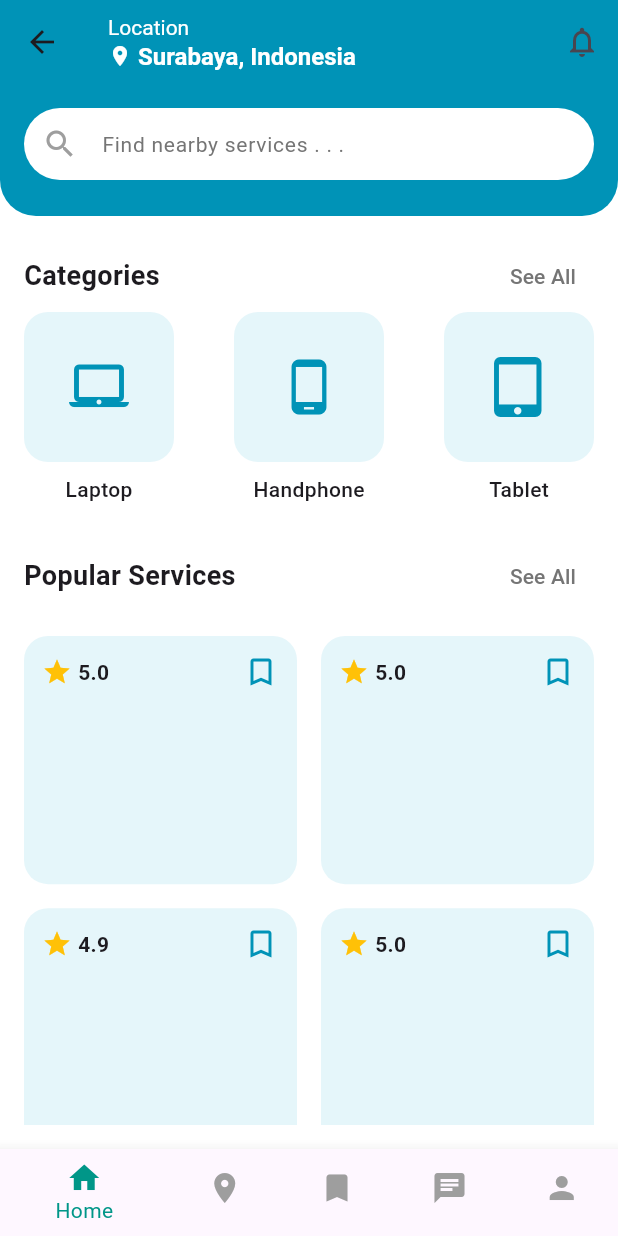
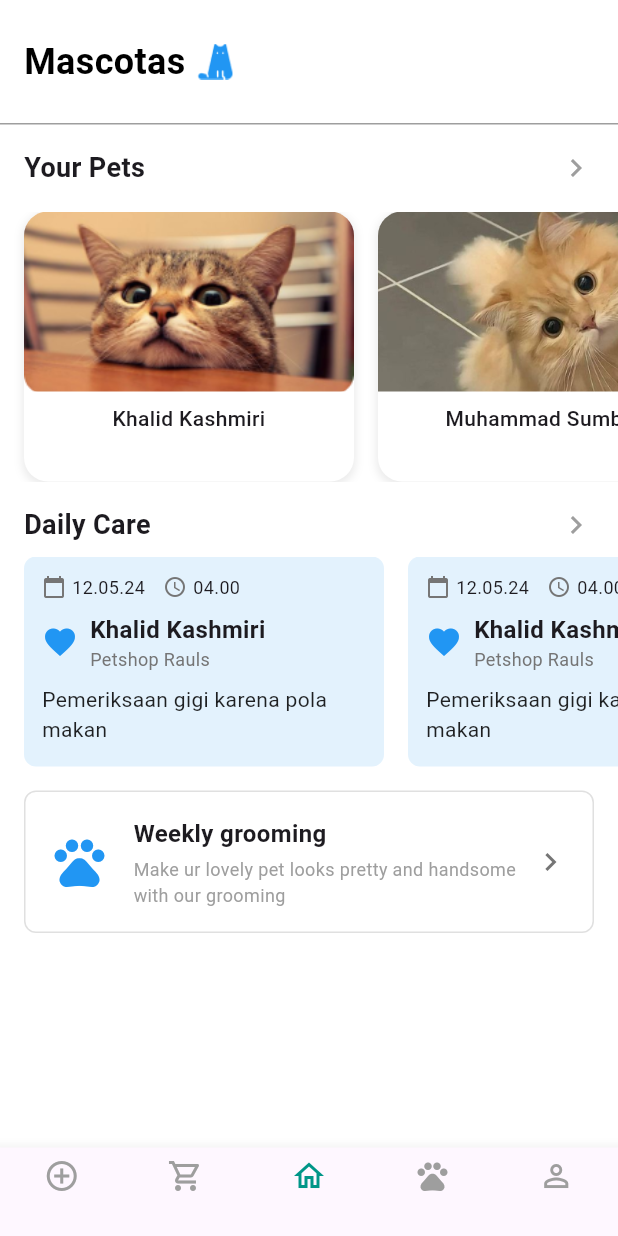
Before and after one commit to reddishowo/mascotas-app, a Flutter app: the HomeView screen opened by its route, on a phone screen of 412 x 824 dp. Run offline on Flutter 3.47's test engine with Material 3 defaults, Android fonts, the phone set to English and light mode, and no system bars; our stand-ins replace get.

Commit message:
added home page and login page

```diff
--- a/lib/app/modules/home/views/home_view.dart
+++ b/lib/app/modules/home/views/home_view.dart
@@ -1,6 +1,6 @@
 import 'package:flutter/material.dart';
 import 'package:get/get.dart';
-import 'package:reparin_mobile/app/modules/navbar/views/navbar_view.dart';
+import '../../navbar/views/navbar_view.dart';
 import '../controllers/home_controller.dart';
 
 class HomeView extends GetView<HomeController> {
@@ -10,230 +10,265 @@ class HomeView extends GetView<HomeController> {
   Widget build(BuildContext context) {
     return Scaffold(
       backgroundColor: Colors.white,
-      appBar: AppBar(
-        elevation: 0,
-        backgroundColor: const Color(0xFF0093B7),
-        title: Column(
+      body: SingleChildScrollView(
+        child: Column(
           crossAxisAlignment: CrossAxisAlignment.start,
           children: [
+            // Custom Header with Mascotas Title
+            Container(
+              padding: const EdgeInsets.symmetric(horizontal: 16, vertical: 24),
+              color: Colors.white,
+              child: Row(
+                children: [
                   const Text(
-              'Location',
+                    'Mascotas',
                     style: TextStyle(
-                fontSize: 14,
-                color: Colors.white,
-                fontWeight: FontWeight.normal,
+                      fontSize: 24,
+                      fontWeight: FontWeight.bold,
+                      color: Colors.black,
                     ),
                   ),
-            Row(
-              children: const [
-                Icon(Icons.location_on, size: 16, color: Colors.white),
-                SizedBox(width: 4),
-                Text(
-                  'Surabaya, Indonesia',
-                  style: TextStyle(
-                    fontSize: 16,
-                    color: Colors.white,
-                    fontWeight: FontWeight.bold,
-                  ),
+                  const SizedBox(width: 8), // Adjust this width for spacing
+                  Image.asset(
+                    'assets/icons/cat_icon.png',
+                    height: 24,
+                    width: 24,
+                    color: Colors.blue,
                   ),
                 ],
               ),
-          ],
             ),
-        actions: [
-          IconButton(
-            icon: const Icon(Icons.notifications_outlined),
-            onPressed: () {},
-          ),
-        ],
-      ),
-      body: Column(
-        crossAxisAlignment: CrossAxisAlignment.start,
-        children: [
-          Container(
-            padding: const EdgeInsets.only(
-              left: 16,
-              right: 16,
-              top: 16,
-              bottom: 24,
-            ),
-            decoration: const BoxDecoration(
-              color: Color(0xFF0093B7),
-              borderRadius: BorderRadius.only(
-                bottomLeft: Radius.circular(24),
-                bottomRight: Radius.circular(24),
-              ),
-            ),
-            child: TextField(
-              decoration: InputDecoration(
-                hintText: 'Find nearby services . . .',
-                hintStyle: TextStyle(
-                  color: Colors.grey[600],
-                  fontSize: 14,
-                ),
-                prefixIcon: const Icon(Icons.search, color: Colors.grey),
-                border: OutlineInputBorder(
-                  borderRadius: BorderRadius.circular(30),
-                  borderSide: BorderSide.none,
-                ),
-                filled: true,
-                fillColor: Colors.white,
-                contentPadding: const EdgeInsets.symmetric(vertical: 12),
-              ),
-            ),
-          ),
-          const SizedBox(height: 16),
+            const Divider(height: 1, color: Colors.grey),
+
+            // "Your Pets" Section
             Padding(
-            padding: const EdgeInsets.symmetric(horizontal: 16),
+              padding: const EdgeInsets.all(16),
               child: Row(
                 mainAxisAlignment: MainAxisAlignment.spaceBetween,
-              children: [
-                const Text(
-                  'Categories',
+                children: const [
+                  Text(
+                    'Your Pets',
                     style: TextStyle(
                       fontSize: 18,
                       fontWeight: FontWeight.bold,
                     ),
                   ),
-                TextButton(
-                  onPressed: () {},
+                  Icon(Icons.chevron_right, color: Colors.grey),
+                ],
+              ),
+            ),
+
+            // Horizontal Scroll of Pets
+            SizedBox(
+              height: 180,
+              child: ListView(
+                scrollDirection: Axis.horizontal,
+                children: [
+                  _buildPetCard('Khalid Kashmiri', 'assets/images/cat1.png'),
+                  _buildPetCard('Muhammad Sumbul', 'assets/images/cat2.png'),
+                ],
+              ),
+            ),
+            const SizedBox(height: 16),
+
+            // "Daily Care" Section
+            Padding(
+              padding: const EdgeInsets.symmetric(horizontal: 16),
+              child: Row(
+                mainAxisAlignment: MainAxisAlignment.spaceBetween,
+                children: const [
+                  Text(
+                    'Daily Care',
+                    style: TextStyle(
+                      fontSize: 18,
+                      fontWeight: FontWeight.bold,
+                    ),
+                  ),
+                  Icon(Icons.chevron_right, color: Colors.grey),
+                ],
+              ),
+            ),
+            const SizedBox(height: 8),
+
+            // Daily Care Cards
+            SizedBox(
+              height: 140,
+              child: ListView(
+                scrollDirection: Axis.horizontal,
+                children: [
+                  _buildDailyCareCard(
+                    'Khalid Kashmiri',
+                    'Pemeriksaan gigi karena pola makan',
+                    '12.05.24',
+                    '04.00',
+                    'Petshop Rauls',
+                  ),
+                  _buildDailyCareCard(
+                    'Khalid Kashmiri',
+                    'Pemeriksaan gigi karena pola makan',
+                    '12.05.24',
+                    '04.00',
+                    'Petshop Rauls',
+                  ),
+                ],
+              ),
+            ),
+            const SizedBox(height: 16),
+
+            // Weekly Grooming Section
+            Padding(
+              padding: const EdgeInsets.symmetric(horizontal: 16),
+              child: _buildWeeklyGroomingCard(),
+            ),
+          ],
+        ),
+      ),
+      bottomNavigationBar: const CustomBottomNavigationBar(),
+    );
+  }
+
+Widget _buildPetCard(String name, String imagePath) {
+  return Padding(
+    padding: const EdgeInsets.only(left: 16),
+    child: Container(
+      width: 220,
+      decoration: BoxDecoration(
+        color: Colors.white,
+        borderRadius: BorderRadius.circular(16),
+        boxShadow: [
+          BoxShadow(
+            color: Colors.grey.withOpacity(0.2),
+            spreadRadius: 1,
+            blurRadius: 4,
+            offset: const Offset(0, 2),
+          ),
+        ],
+      ),
+      child: Column(
+        crossAxisAlignment: CrossAxisAlignment.stretch,
+        children: [
+          ClipRRect(
+            borderRadius: const BorderRadius.vertical(top: Radius.circular(16)),
+            child: Image.asset(
+              imagePath,
+              height: 120,
+              fit: BoxFit.cover,
+            ),
+          ),
+          Padding(
+            padding: const EdgeInsets.all(8.0),
             child: Text(
-                    'See All',
-                    style: TextStyle(
-                      color: Colors.grey[600],
+              name,
+              style: const TextStyle(
                 fontSize: 14,
+                fontWeight: FontWeight.w500,
               ),
+              textAlign: TextAlign.center,
             ),
           ),
         ],
       ),
     ),
-          Padding(
-            padding: const EdgeInsets.symmetric(horizontal: 16),
-            child: Row(
-              mainAxisAlignment: MainAxisAlignment.spaceBetween,
-              children: [
-                _buildCategoryCard('Laptop', Icons.laptop_mac),
-                _buildCategoryCard('Handphone', Icons.phone_android),
-                _buildCategoryCard('Tablet', Icons.tablet_mac),
-              ],
-            ),
-          ),
-          const SizedBox(height: 24),
-          Padding(
-            padding: const EdgeInsets.symmetric(horizontal: 16),
-            child: Row(
-              mainAxisAlignment: MainAxisAlignment.spaceBetween,
-              children: [
-                const Text(
-                  'Popular Services',
-                  style: TextStyle(
-                    fontSize: 18,
-                    fontWeight: FontWeight.bold,
-                  ),
-                ),
-                TextButton(
-                  onPressed: () {},
-                  child: Text(
-                    'See All',
-                    style: TextStyle(
-                      color: Colors.grey[600],
-                      fontSize: 14,
-                    ),
-                  ),
-                ),
-              ],
-            ),
-          ),
-          Expanded(
-            child: Padding(
-              padding: const EdgeInsets.all(16),
-              child: GridView.count(
-                crossAxisCount: 2,
-                mainAxisSpacing: 16,
-                crossAxisSpacing: 16,
-                childAspectRatio: 1.1,
-                children: [
-                  _buildServiceCard(5.0),
-                  _buildServiceCard(5.0),
-                  _buildServiceCard(4.9),
-                  _buildServiceCard(5.0),
-                ],
-              ),
-            ),
-          ),
-        ],
-      ),
-      bottomNavigationBar: const CustomBottomNavigationBar(), // Kept the original custom navigation bar
   );
 }
 
-  Widget _buildCategoryCard(String title, IconData icon) {
-    return Column(
-      children: [
-        Container(
-          width: 100,
-          height: 100,
+  Widget _buildDailyCareCard(
+    String petName,
+    String description,
+    String date,
+    String time,
+    String location,
+  ) {
+    return Padding(
+      padding: const EdgeInsets.only(left: 16),
+      child: Container(
+        width: 240,
         decoration: BoxDecoration(
-            color: const Color(0xFFE5F6FA),
-            borderRadius: BorderRadius.circular(16),
-          ),
-          child: Icon(
-            icon,
-            size: 40,
-            color: const Color(0xFF0093B7),
-          ),
-        ),
-        const SizedBox(height: 8),
-        Text(
-          title,
-          style: const TextStyle(
-            fontSize: 14,
-            fontWeight: FontWeight.w500,
-          ),
-        ),
-      ],
-    );
-  }
-
-  Widget _buildServiceCard(double rating) {
-    return Container(
-      decoration: BoxDecoration(
-        color: const Color(0xFFE5F6FA),
-        borderRadius: BorderRadius.circular(16),
+          color: Colors.blue.shade50,
+          borderRadius: BorderRadius.circular(8),
         ),
         padding: const EdgeInsets.all(12),
         child: Column(
           crossAxisAlignment: CrossAxisAlignment.start,
           children: [
             Row(
-            mainAxisAlignment: MainAxisAlignment.spaceBetween,
               children: [
+                Icon(Icons.calendar_today, color: Colors.grey[600], size: 16),
+                const SizedBox(width: 4),
+                Text(date, style: const TextStyle(fontSize: 12)),
+                const SizedBox(width: 12),
+                Icon(Icons.access_time, color: Colors.grey[600], size: 16),
+                const SizedBox(width: 4),
+                Text(time, style: const TextStyle(fontSize: 12)),
+              ],
+            ),
+            const SizedBox(height: 8),
             Row(
               children: [
-                  const Icon(
-                    Icons.star,
-                    color: Colors.amber,
-                    size: 20,
-                  ),
-                  const SizedBox(width: 4),
+                const Icon(Icons.favorite, color: Colors.blue, size: 24),
+                const SizedBox(width: 8),
+                Column(
+                  crossAxisAlignment: CrossAxisAlignment.start,
+                  children: [
                     Text(
-                    rating.toString(),
+                      petName,
                       style: const TextStyle(
                         fontWeight: FontWeight.bold,
-                      fontSize: 14,
+                        fontSize: 16,
                       ),
                     ),
-                ],
-              ),
-              const Icon(
-                Icons.bookmark_border,
-                color: Color(0xFF0093B7),
+                    Text(
+                      location,
+                      style: TextStyle(fontSize: 12, color: Colors.grey[600]),
                     ),
                   ],
                 ),
               ],
             ),
+            const SizedBox(height: 8),
+            Text(
+              description,
+              style: const TextStyle(fontSize: 14, color: Colors.black87),
+            ),
+          ],
+        ),
+      ),
     );
   }
+
+  Widget _buildWeeklyGroomingCard() {
+    return Container(
+      decoration: BoxDecoration(
+        color: Colors.white,
+        borderRadius: BorderRadius.circular(8),
+        border: Border.all(color: Colors.grey[300]!),
+      ),
+      padding: const EdgeInsets.all(16),
+      child: Row(
+        children: [
+          const Icon(Icons.pets, color: Colors.blue, size: 40),
+          const SizedBox(width: 16),
+          Expanded(
+            child: Column(
+              crossAxisAlignment: CrossAxisAlignment.start,
+              children: const [
+                Text(
+                  'Weekly grooming',
+                  style: TextStyle(fontSize: 16, fontWeight: FontWeight.bold),
+                ),
+                SizedBox(height: 4),
+                Text(
+                  'Make ur lovely pet looks pretty and handsome with our grooming',
+                  style: TextStyle(color: Colors.grey, fontSize: 12),
+                ),
+              ],
+            ),
+          ),
+          Icon(Icons.chevron_right, color: Colors.grey[600]),
+        ],
+      ),
+    );
   }
+
+
+}
--- a/lib/app/modules/login/views/login_view.dart
+++ b/lib/app/modules/login/views/login_view.dart
@@ -7,29 +7,41 @@ class LoginView extends GetView<LoginController> {
 
   @override
   Widget build(BuildContext context) {
-    // Controllers for username and password text fields
     final TextEditingController emailController = TextEditingController();
     final TextEditingController passwordController = TextEditingController();
     bool _obscurePassword = true;
 
     return Scaffold(
-      body: Padding(
+      body: Center(
+        child: Padding(
           padding: const EdgeInsets.symmetric(horizontal: 32.0),
           child: Column(
             mainAxisAlignment: MainAxisAlignment.center,
-          crossAxisAlignment: CrossAxisAlignment.stretch,
             children: [
-            // Greeting text
+              // Mascotas title
               const Text(
-              "Sign In",
-              style: TextStyle(fontSize: 28, fontWeight: FontWeight.bold),
-              textAlign: TextAlign.center,
+                'Mascotas',
+                style: TextStyle(
+                  fontSize: 40,
+                  fontWeight: FontWeight.bold,
+                  fontFamily: 'Cursive',
+                ),
               ),
               const SizedBox(height: 8),
+
+              // Tagline text
               const Text(
-              "Hi! Welcome back, you've been missed",
+                'Ciptakan hidup sehat untuk sahabat berbulu kesayanganmu',
+                textAlign: TextAlign.center,
                 style: TextStyle(fontSize: 16, color: Colors.grey),
-              textAlign: TextAlign.center,
+              ),
+              const SizedBox(height: 32),
+
+              // Image of dog and cat
+              Image.asset(
+                'assets/images/pet_logo.png', // replace with the image path in your assets
+                height: 300,
+                width: 300,
               ),
               const SizedBox(height: 32),
 
@@ -37,8 +49,8 @@ class LoginView extends GetView<LoginController> {
               TextField(
                 controller: emailController,
                 decoration: InputDecoration(
-                labelText: 'Email',
-                hintText: 'Enter Email',
+                  prefixIcon: Icon(Icons.email_outlined),
+                  hintText: 'Email',
                   border: OutlineInputBorder(
                     borderRadius: BorderRadius.circular(30.0),
                   ),
@@ -57,8 +69,8 @@ class LoginView extends GetView<LoginController> {
                     controller: passwordController,
                     obscureText: _obscurePassword,
                     decoration: InputDecoration(
-                    labelText: 'Password',
-                    hintText: 'Enter Password',
+                      prefixIcon: Icon(Icons.lock_outline),
+                      hintText: 'Password',
                       border: OutlineInputBorder(
                         borderRadius: BorderRadius.circular(30.0),
                       ),
@@ -68,7 +80,9 @@ class LoginView extends GetView<LoginController> {
                       ),
                       suffixIcon: IconButton(
                         icon: Icon(
-                        _obscurePassword ? Icons.visibility_off : Icons.visibility,
+                          _obscurePassword
+                              ? Icons.visibility_off
+                              : Icons.visibility,
                         ),
                         onPressed: () {
                           setState(() {
@@ -80,24 +94,9 @@ class LoginView extends GetView<LoginController> {
                   );
                 },
               ),
-            const SizedBox(height: 8),
-
-            // Forgot Password
-            Align(
-              alignment: Alignment.centerRight,
-              child: TextButton(
-                onPressed: () {
-                  // Implement forgot password functionality
-                },
-                child: const Text(
-                  'Forgot Password?',
-                  style: TextStyle(color: Colors.blue),
-                ),
-              ),
-            ),
               const SizedBox(height: 16),
 
-            // Sign In Button
+              // Login Button
               ElevatedButton(
                 onPressed: () {
                   String email = emailController.text;
@@ -112,22 +111,30 @@ class LoginView extends GetView<LoginController> {
                 },
                 style: ElevatedButton.styleFrom(
                   shape: RoundedRectangleBorder(
-                  borderRadius: BorderRadius.circular(30),
+                    borderRadius: BorderRadius.circular(20),
                   ),
-                padding: const EdgeInsets.symmetric(vertical: 16),
+                  padding: const EdgeInsets.symmetric(
+                    vertical: 18,
+                    horizontal: 30,
+                    ),
                 ),
                 child: const Text(
-                'Sign In',
+                  'Login',
                   style: TextStyle(fontSize: 16),
                 ),
               ),
               const SizedBox(height: 16),
 
-            // OR sign in with
-            const Text(
-              'Or sign in with',
-              style: TextStyle(color: Colors.grey),
-              textAlign: TextAlign.center,
+              // "Or" divider with text
+              Row(
+                children: const [
+                  Expanded(child: Divider(thickness: 1)),
+                  Padding(
+                    padding: EdgeInsets.symmetric(horizontal: 8.0),
+                    child: Text('atau'),
+                  ),
+                  Expanded(child: Divider(thickness: 1)),
+                ],
               ),
               const SizedBox(height: 16),
 
@@ -136,43 +143,32 @@ class LoginView extends GetView<LoginController> {
                 mainAxisAlignment: MainAxisAlignment.spaceEvenly,
                 children: [
                   IconButton(
-                  icon: const Icon(Icons.apple, size: 40),
-                  onPressed: () {
-                    // Apple sign-in logic
-                  },
-                ),
-                IconButton(
-                  icon: const Icon(Icons.messenger, size: 40),
+                    icon: Image.asset('assets/icons/google.png'), // Replace with actual Google icon
+                    iconSize: 40,
                     onPressed: () {
                       // Google sign-in logic
                     },
                   ),
                   IconButton(
-                  icon: const Icon(Icons.facebook, size: 40),
+                    icon: Image.asset('assets/icons/facebook.png'), // Replace with actual Facebook icon
+                    iconSize: 40,
                     onPressed: () {
                       // Facebook sign-in logic
                     },
                   ),
-              ],
-            ),
-            const SizedBox(height: 16),
-
-            // Sign Up link
-            Row(
-              mainAxisAlignment: MainAxisAlignment.center,
-              children: [
-                const Text("Don't have an account?"),
-                TextButton(
+                  IconButton(
+                    icon: Image.asset('assets/icons/apple.png'), // Replace with actual Apple icon
+                    iconSize: 40,
                     onPressed: () {
-                    Get.toNamed('/signup'); // Navigate to SignupView
+                      // Apple sign-in logic
                     },
-                  child: const Text('Sign Up'),
                   ),
                 ],
               ),
             ],
           ),
         ),
+      ),
     );
   }
 }
--- a/lib/app/modules/navbar/controllers/navbar_controller.dart
+++ b/lib/app/modules/navbar/controllers/navbar_controller.dart
@@ -4,13 +4,13 @@ import '../../../routes/app_pages.dart';
 
 class NavbarController extends GetxController {
   // Track the selected index for the BottomNavigationBar
-  var selectedIndex = 0.obs;
+  var selectedIndex = 2.obs;
 
   // List of available routes based on the index
   final List<String> routes = [
-    Routes.HOME,     // 0
+    Routes.BOOKMARK, // 0
     Routes.LOCATION, // 1
-    Routes.BOOKMARK, // 2
+    Routes.HOME,     // 2
     Routes.CHAT,     // 3
     Routes.PROFILE,  // 4
   ];
--- a/lib/app/modules/navbar/views/navbar_view.dart
+++ b/lib/app/modules/navbar/views/navbar_view.dart
@@ -7,20 +7,36 @@ class CustomBottomNavigationBar extends StatelessWidget {
 
   @override
   Widget build(BuildContext context) {
-    final NavbarController controller = Get.find();
+    final NavbarController controller = Get.find(); // Assumes NavbarController is defined
 
     return Obx(() => BottomNavigationBar(
-          items: const <BottomNavigationBarItem>[
-            BottomNavigationBarItem(icon: Icon(Icons.home), label: 'Home'),
-            BottomNavigationBarItem(icon: Icon(Icons.location_on), label: 'Location'),
-            BottomNavigationBarItem(icon: Icon(Icons.bookmark), label: 'Bookmark'),
-            BottomNavigationBarItem(icon: Icon(Icons.chat), label: 'Chat'),
-            BottomNavigationBarItem(icon: Icon(Icons.person), label: 'Profile'),
+          type: BottomNavigationBarType.fixed,
+          selectedItemColor: Colors.teal,  // Changed to teal as selected color
+          unselectedItemColor: Colors.grey,
+          currentIndex: controller.selectedIndex.value, // Observe the selected index
+          onTap: (index) => controller.onItemTapped(index), // Handle tab changes
+          items: const [
+            BottomNavigationBarItem(
+              icon: Icon(Icons.add_circle_outline),
+              label: '',
+            ),
+            BottomNavigationBarItem(
+              icon: Icon(Icons.shopping_cart_outlined),
+              label: '',
+            ),
+            BottomNavigationBarItem( // Center tab for Home
+              icon: Icon(Icons.home_outlined),
+              label: '',
+            ),
+            BottomNavigationBarItem(
+              icon: Icon(Icons.pets),
+              label: '',
+            ),
+            BottomNavigationBarItem(
+              icon: Icon(Icons.person_outline),
+              label: '',
+            ),
           ],
-          currentIndex: controller.selectedIndex.value, // Observe the selected index
-          selectedItemColor: Colors.teal,
-          unselectedItemColor: Colors.grey,
-          onTap: (index) => controller.onItemTapped(index), // Handle tap
         ));
   }
 }
```
Also changed, not shown: pubspec.yaml (+10 -2 lines), assets/icons/apple.png (added), assets/icons/cat_icon.png (added), assets/icons/facebook.png (added), assets/icons/google.png (added), assets/images/cat1.png (added), assets/images/cat2.png (added), assets/images/pet_logo.png (added), pubspec.lock, 4 other files. Lines whose indentation alone changed are shown as unchanged.
